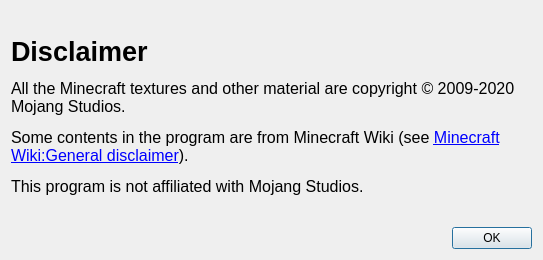
This is src/disclaimerdialog.ui in IoeCmcomc/MCDatapacker as Qt 5 draws it before an edit. The edited form follows.
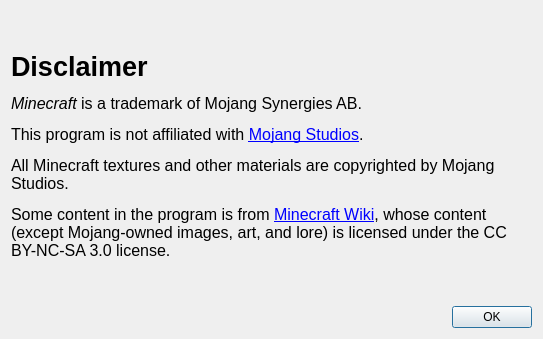
This is the edited form.

Commit message: [UI] Repharse the disclaimer dialog

Diff of the .ui file:
```diff
--- a/src/disclaimerdialog.ui
+++ b/src/disclaimerdialog.ui
@@ -7,7 +7,7 @@
     <x>0</x>
     <y>0</y>
     <width>543</width>
-    <height>260</height>
+    <height>339</height>
    </rect>
   </property>
   <property name="windowTitle">
@@ -17,7 +17,18 @@
    <item>
     <widget class="QLabel" name="label">
      <property name="text">
-      <string>&lt;html&gt;&lt;head/&gt;&lt;body&gt;&lt;p&gt;&lt;span style=&quot; font-size:20pt; font-weight:600;&quot;&gt;Disclaimer&lt;/span&gt;&lt;/p&gt;&lt;p&gt;&lt;span style=&quot; font-size:12pt;&quot;&gt;All the Minecraft textures and other material are copyright © 2009-2020 Mojang Studios.&lt;/span&gt;&lt;/p&gt;&lt;p&gt;&lt;span style=&quot; font-size:12pt;&quot;&gt;Some contents in the program are from Minecraft Wiki (see &lt;/span&gt;&lt;a href=&quot;https://minecraft.gamepedia.com/Minecraft_Wiki:General_disclaimer&quot;&gt;&lt;span style=&quot; font-size:12pt; text-decoration: underline; color:#0000ff;&quot;&gt;Minecraft Wiki:General disclaimer&lt;/span&gt;&lt;/a&gt;&lt;span style=&quot; font-size:12pt;&quot;&gt;).&lt;/span&gt;&lt;/p&gt;&lt;p&gt;&lt;span style=&quot; font-size:12pt;&quot;&gt;This program is not affiliated with Mojang Studios.&lt;/span&gt;&lt;/p&gt;&lt;/body&gt;&lt;/html&gt;</string>
+      <string>&lt;!DOCTYPE HTML PUBLIC &quot;-//W3C//DTD HTML 4.0//EN&quot; &quot;http://www.w3.org/TR/REC-html40/strict.dtd&quot;&gt;
+&lt;html&gt;&lt;head&gt;&lt;meta name=&quot;qrichtext&quot; content=&quot;1&quot; /&gt;&lt;meta charset=&quot;utf-8&quot; /&gt;&lt;style type=&quot;text/css&quot;&gt;
+p, li { white-space: pre-wrap; }
+hr { height: 1px; border-width: 0; }
+li.unchecked::marker { content: &quot;\2610&quot;; }
+li.checked::marker { content: &quot;\2612&quot;; }
+&lt;/style&gt;&lt;/head&gt;&lt;body style=&quot; font-family:'Segoe UI'; font-size:9pt; font-weight:400; font-style:normal;&quot;&gt;
+&lt;p style=&quot; margin-top:12px; margin-bottom:12px; margin-left:0px; margin-right:0px; -qt-block-indent:0; text-indent:0px;&quot;&gt;&lt;span style=&quot; font-size:20pt; font-weight:600;&quot;&gt;Disclaimer&lt;/span&gt;&lt;/p&gt;
+&lt;p style=&quot; margin-top:12px; margin-bottom:12px; margin-left:0px; margin-right:0px; -qt-block-indent:0; text-indent:0px;&quot;&gt;&lt;span style=&quot; font-size:12pt; font-style:italic;&quot;&gt;Minecraft&lt;/span&gt;&lt;span style=&quot; font-size:12pt;&quot;&gt; is a trademark of Mojang Synergies AB.&lt;/span&gt;&lt;/p&gt;
+&lt;p style=&quot; margin-top:12px; margin-bottom:12px; margin-left:0px; margin-right:0px; -qt-block-indent:0; text-indent:0px;&quot;&gt;&lt;span style=&quot; font-size:12pt;&quot;&gt;This program is not affiliated with &lt;/span&gt;&lt;a href=&quot;www.minecraft.net&quot;&gt;&lt;span style=&quot; font-size:12pt; text-decoration: underline; color:#0000ff;&quot;&gt;Mojang Studios&lt;/span&gt;&lt;/a&gt;&lt;span style=&quot; font-size:12pt;&quot;&gt;.&lt;/span&gt;&lt;/p&gt;
+&lt;p style=&quot; margin-top:12px; margin-bottom:12px; margin-left:0px; margin-right:0px; -qt-block-indent:0; text-indent:0px;&quot;&gt;&lt;span style=&quot; font-size:12pt;&quot;&gt;All Minecraft textures and other materials are copyrighted by Mojang Studios.&lt;/span&gt;&lt;/p&gt;
+&lt;p style=&quot; margin-top:12px; margin-bottom:12px; margin-left:0px; margin-right:0px; -qt-block-indent:0; text-indent:0px;&quot;&gt;&lt;span style=&quot; font-size:12pt;&quot;&gt;Some content in the program is from &lt;/span&gt;&lt;a href=&quot;https://minecraft.fandom.com/wiki/Minecraft_Wiki&quot;&gt;&lt;span style=&quot; font-size:12pt; text-decoration: underline; color:#0000ff;&quot;&gt;Minecraft Wiki&lt;/span&gt;&lt;/a&gt;&lt;span style=&quot; font-size:12pt;&quot;&gt;, whose content (except Mojang-owned images, art, and lore) is licensed under the CC BY-NC-SA 3.0 license. &lt;/span&gt;&lt;/p&gt;&lt;/body&gt;&lt;/html&gt;</string>
      </property>
      <property name="textFormat">
       <enum>Qt::RichText</enum>
```
